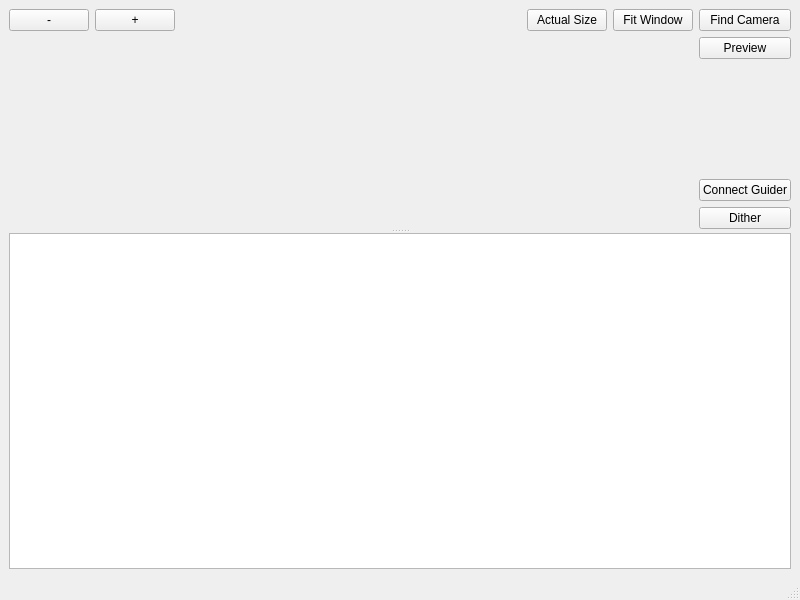
Before: the Qt Designer form dslr-qt-shooter/ui/dslr_shooter_window.ui in Edlward/GalaxyHunter, drawn with Qt 5.
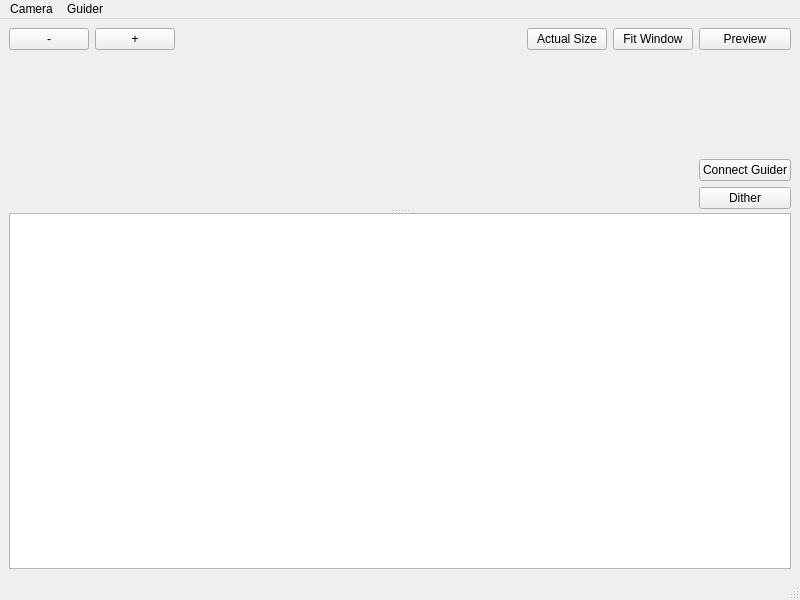
After: the same form once the commit is applied. Custom widgets are drawn as their Qt base class.

```diff
--- a/dslr-qt-shooter/ui/dslr_shooter_window.ui
+++ b/dslr-qt-shooter/ui/dslr_shooter_window.ui
@@ -69,13 +69,6 @@
         </item>
         <item row="0" column="1" rowspan="2">
          <layout class="QVBoxLayout" name="verticalLayout">
-          <item>
-           <widget class="QPushButton" name="findCamera">
-            <property name="text">
-             <string>Find Camera</string>
-            </property>
-           </widget>
-          </item>
           <item>
            <widget class="QPushButton" name="preview">
             <property name="text">
@@ -137,6 +130,31 @@
    </layout>
   </widget>
   <widget class="QStatusBar" name="statusbar"/>
+  <widget class="QMenuBar" name="menuBar">
+   <property name="geometry">
+    <rect>
+     <x>0</x>
+     <y>0</y>
+     <width>800</width>
+     <height>19</height>
+    </rect>
+   </property>
+   <widget class="QMenu" name="menuCamera">
+    <property name="title">
+     <string>Camera</string>
+    </property>
+    <addaction name="actionScan"/>
+    <addaction name="actionSet_Camera"/>
+    <addaction name="actionSet_Preview_Interval"/>
+   </widget>
+   <widget class="QMenu" name="menuGuider">
+    <property name="title">
+     <string>Guider</string>
+    </property>
+   </widget>
+   <addaction name="menuCamera"/>
+   <addaction name="menuGuider"/>
+  </widget>
   <action name="actionConnect_LinGuider">
    <property name="text">
     <string>Connect LinGuider</string>
```
Left out of the diff: 15 changed lines with no effect on the pictures.
